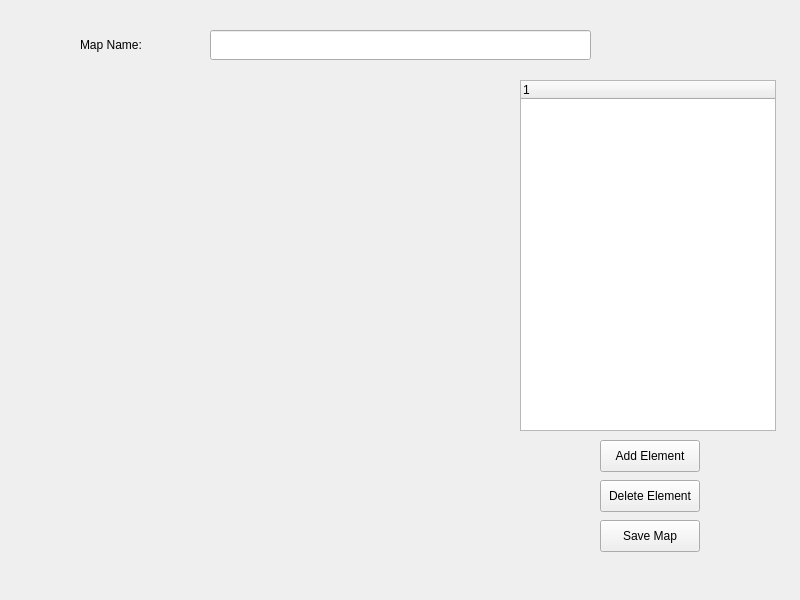
This is LevelEditor/leveleditor.ui in franciscoduc4/TP_Jazz_Jackrabbit_2 as Qt 5 draws it before an edit. The edited form follows.
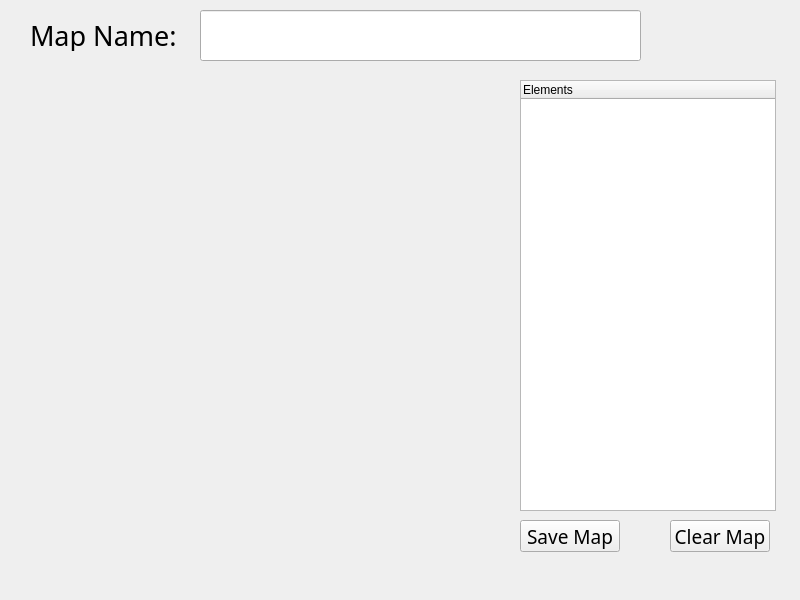
This is the edited form.

Diff of the .ui file:
```diff
--- a/LevelEditor/leveleditor.ui
+++ b/LevelEditor/leveleditor.ui
@@ -20,60 +20,46 @@
       <x>520</x>
       <y>80</y>
       <width>256</width>
-      <height>351</height>
+      <height>431</height>
      </rect>
     </property>
     <column>
      <property name="text">
-      <string notr="true">1</string>
+      <string notr="true">Elements</string>
      </property>
     </column>
    </widget>
-   <widget class="QPushButton" name="btnAdd">
-    <property name="geometry">
-     <rect>
-      <x>600</x>
-      <y>440</y>
-      <width>100</width>
-      <height>32</height>
-     </rect>
-    </property>
-    <property name="text">
-     <string>Add Element</string>
-    </property>
-   </widget>
-   <widget class="QPushButton" name="btnDel">
-    <property name="geometry">
-     <rect>
-      <x>600</x>
-      <y>480</y>
-      <width>100</width>
-      <height>32</height>
-     </rect>
-    </property>
-    <property name="text">
-     <string>Delete Element</string>
-    </property>
-   </widget>
    <widget class="QLineEdit" name="mapName">
     <property name="geometry">
      <rect>
-      <x>210</x>
-      <y>30</y>
-      <width>381</width>
-      <height>30</height>
+      <x>200</x>
+      <y>10</y>
+      <width>441</width>
+      <height>51</height>
      </rect>
     </property>
+    <property name="font">
+     <font>
+      <family>Jazz Jackrabbit 2</family>
+      <pointsize>20</pointsize>
+     </font>
+    </property>
    </widget>
    <widget class="QLabel" name="labelMapName">
     <property name="geometry">
      <rect>
-      <x>80</x>
-      <y>29</y>
-      <width>111</width>
+      <x>30</x>
+      <y>20</y>
+      <width>161</width>
       <height>31</height>
      </rect>
     </property>
+    <property name="font">
+     <font>
+      <family>Jazz Jackrabbit 2</family>
+      <pointsize>20</pointsize>
+     </font>
+    </property>
     <property name="text">
      <string>Map Name: </string>
     </property>
@@ -96,16 +82,41 @@
    <widget class="QPushButton" name="btnSave">
     <property name="geometry">
      <rect>
-      <x>600</x>
+      <x>520</x>
       <y>520</y>
       <width>100</width>
       <height>32</height>
      </rect>
     </property>
+    <property name="font">
+     <font>
+      <family>Jazz Jackrabbit 2</family>
+      <pointsize>14</pointsize>
+     </font>
+    </property>
     <property name="text">
      <string>Save Map</string>
     </property>
    </widget>
+   <widget class="QPushButton" name="btnClear">
+    <property name="geometry">
+     <rect>
+      <x>670</x>
+      <y>520</y>
+      <width>100</width>
+      <height>32</height>
+     </rect>
+    </property>
+    <property name="font">
+     <font>
+      <family>Jazz Jackrabbit 2</family>
+      <pointsize>14</pointsize>
+     </font>
+    </property>
+    <property name="text">
+     <string>Clear Map</string>
+    </property>
+   </widget>
   </widget>
  </widget>
  <resources/>
```
Left out of the diff: 9 changed lines with no effect on the pictures.
